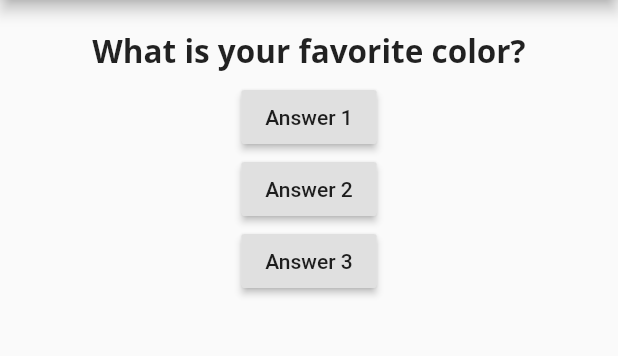
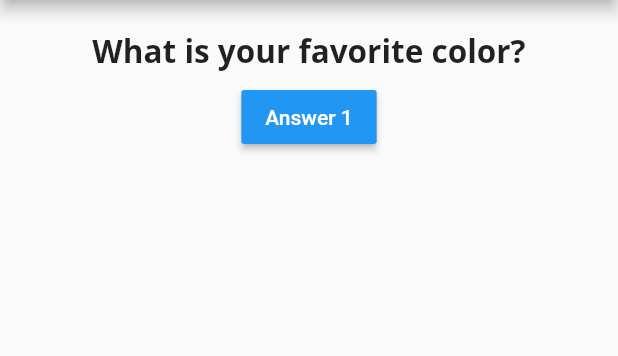
Before and after one commit to vsmengine/flutter_basics, a Flutter app: the screen it shows after launch, on a phone screen of 412 x 824 dp, the part 84-440 px from its top. Run offline on Flutter 3.47's test engine with Material 2 defaults, Android fonts, the phone set to English and light mode, and no system bars; Roboto replaces fonts that are missing (Open Sans).

```diff
--- /dev/null
+++ b/lib/answer.dart
@@ -0,0 +1,19 @@
+import 'package:flutter/material.dart';
+
+class Answer extends StatelessWidget {
+  final Function answerHandler;
+
+  Answer(this.answerHandler);
+
+  @override
+  Widget build(BuildContext context) {
+    return Container(
+      child: RaisedButton(
+        child: Text('Answer 1'),
+        onPressed: answerHandler,
+        color: Colors.blue,
+        textColor: Colors.white,
+      ),
+    );
+  }
+}
--- a/lib/main.dart
+++ b/lib/main.dart
@@ -1,5 +1,6 @@
 import 'package:flutter/material.dart';
 import './question.dart';
+import './answer.dart';
 
 void main() => runApp(MyApp());
 
@@ -35,15 +36,7 @@ class _MyAppState extends State<MyApp> {
         ),
         body: Column(children: <Widget>[
           Question(questions.elementAt(_questionIndex)),
-          RaisedButton(
-            child: Text('Answer 1'),
-            onPressed: _answer,),
-          RaisedButton(
-            child: Text('Answer 2'),
-            onPressed: _answer,),
-          RaisedButton(
-            child: Text('Answer 3'),
-            onPressed: _answer,),
+          Answer(_answer),
         ],)
       ),
     );
```
